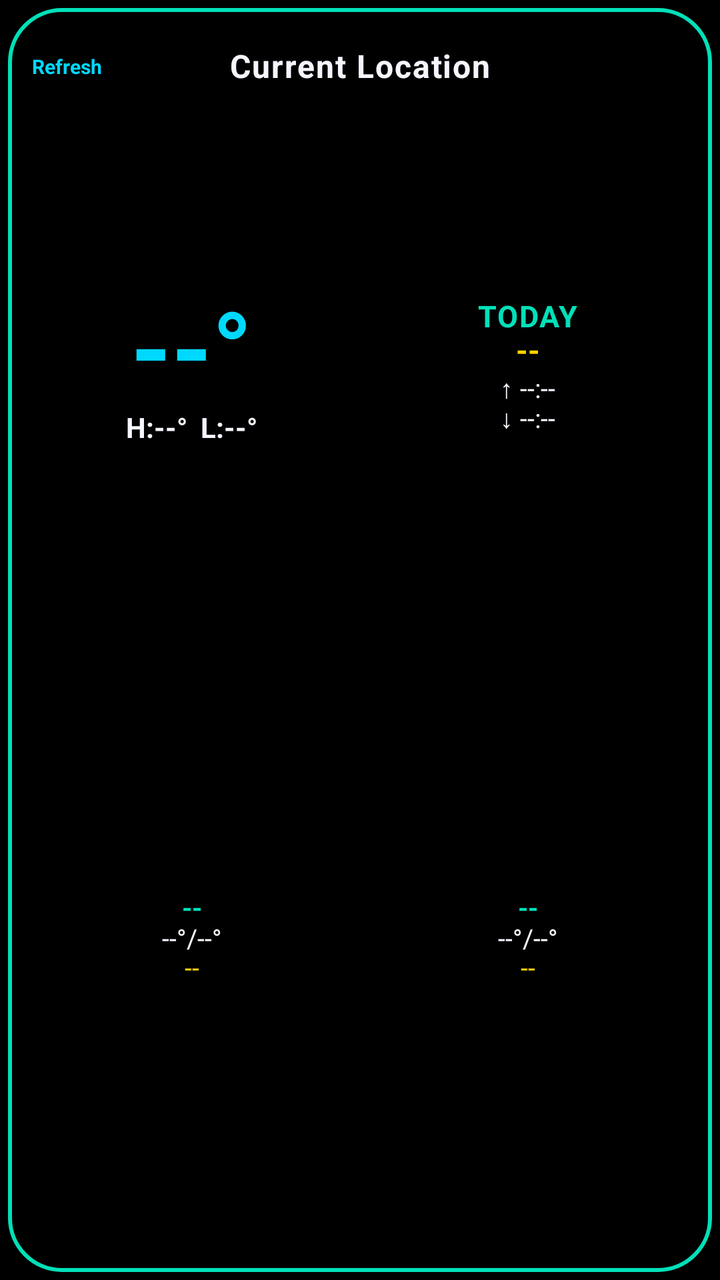
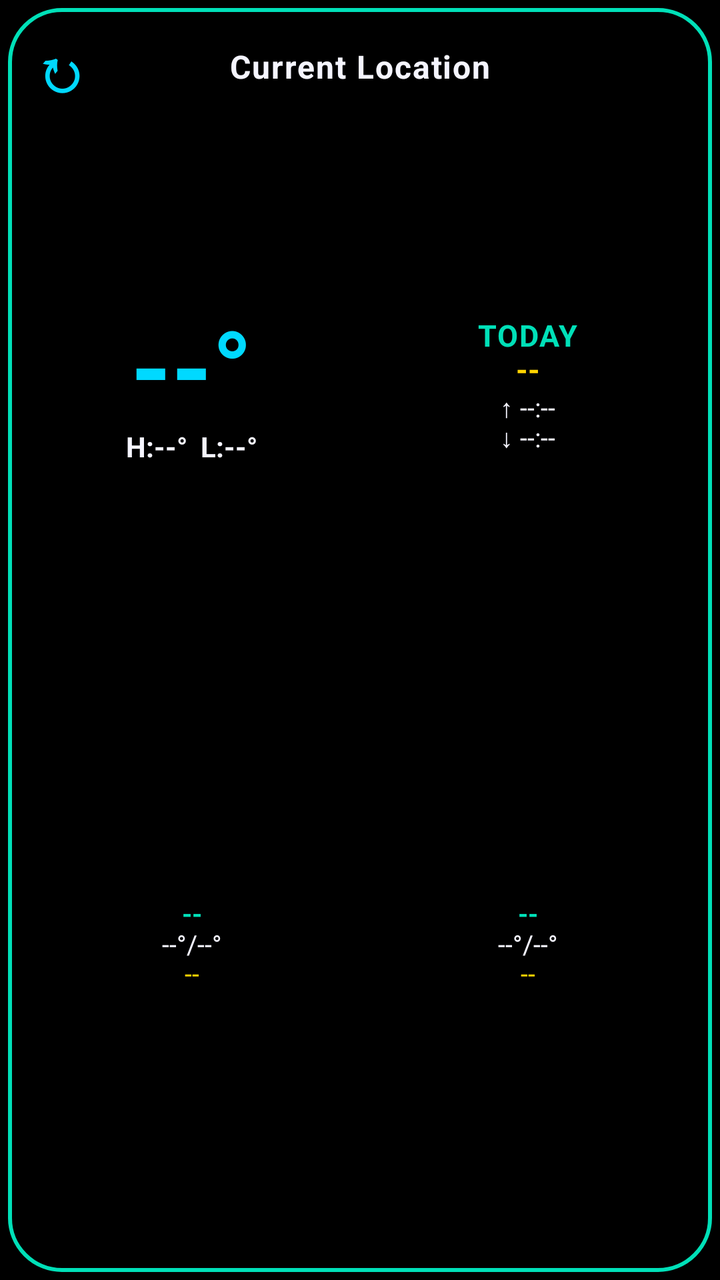

An Android layout rendered at two revisions. The XML below is the earlier revision; the diff shows what the commit changed to produce the second picture.
<!-- AndroidManifest.xml: application theme Theme.WeatherWidget -->
<!-- res/layout/widget_weather.xml -->
<?xml version="1.0" encoding="utf-8"?>
<LinearLayout xmlns:android="http://schemas.android.com/apk/res/android"
    android:id="@+id/weatherWidgetRoot"
    android:layout_width="match_parent"
    android:layout_height="match_parent"
    android:orientation="vertical"
    android:background="@drawable/widget_background_r26_inset"
    android:paddingTop="24dp"
    android:paddingBottom="16dp"
    android:paddingStart="16dp"
    android:paddingEnd="16dp">

    
    <FrameLayout
        android:id="@+id/headerRow"
        android:layout_width="match_parent"
        android:layout_height="wrap_content">

        <TextView
            android:id="@+id/cityText"
            android:layout_width="match_parent"
            android:layout_height="wrap_content"
            android:layout_gravity="center_vertical"
            android:gravity="center"
            android:includeFontPadding="false"
            android:textColor="@color/retro_white"
            android:textStyle="bold"
            android:letterSpacing="0.04"
            android:maxLines="1"
            android:ellipsize="end"
            android:textSize="16sp"
            android:text="@string/current_location" />

        <TextView
            android:id="@+id/refreshButton"
            android:layout_width="wrap_content"
            android:layout_height="wrap_content"
            android:layout_gravity="start|center_vertical"
            android:paddingEnd="14dp"
            android:includeFontPadding="false"
            android:textColor="@color/retro_cyan"
            android:textStyle="bold"
            android:textSize="10sp"
            android:text="@string/widget_refresh" />
    </FrameLayout>

    
    <LinearLayout
        android:id="@+id/topRow"
        android:layout_width="match_parent"
        android:layout_height="0dp"
        android:layout_weight="1"
        android:orientation="horizontal"
        android:baselineAligned="false"
        android:layout_marginTop="2dp">

        
        <LinearLayout
            android:layout_width="0dp"
            android:layout_weight="1"
            android:layout_height="match_parent"
            android:layout_marginEnd="4dp"
            android:orientation="vertical"
            android:gravity="center">

            <TextView
                android:id="@+id/tempText"
                android:layout_width="wrap_content"
                android:layout_height="wrap_content"
                android:includeFontPadding="false"
                android:textColor="@color/retro_cyan"
                android:textSize="52sp"
                android:textStyle="bold"
                android:text="--°" />

            <TextView
                android:id="@+id/todayHighLowText"
                android:layout_width="wrap_content"
                android:layout_height="wrap_content"
                android:includeFontPadding="false"
                android:textColor="@color/retro_white"
                android:textSize="14sp"
                android:textStyle="bold"
                android:maxLines="1"
                android:ellipsize="end"
                android:text="H:--°  L:--°" />

        </LinearLayout>

        
        <LinearLayout
            android:layout_width="0dp"
            android:layout_weight="1"
            android:layout_height="match_parent"
            android:layout_marginStart="4dp"
            android:orientation="vertical"
            android:gravity="center">

            <TextView
                android:id="@+id/todayLabelText"
                android:layout_width="wrap_content"
                android:layout_height="wrap_content"
                android:includeFontPadding="false"
                android:textColor="@color/retro_teal"
                android:textSize="15sp"
                android:textStyle="bold"
                android:letterSpacing="0.04"
                android:maxLines="1"
                android:ellipsize="end"
                android:text="@string/widget_today_label" />

            
            <TextView
                android:id="@+id/conditionText"
                android:layout_width="wrap_content"
                android:layout_height="wrap_content"
                android:layout_marginTop="-3dp"
                android:textColor="@color/retro_yellow"
                android:textSize="15sp"
                android:textStyle="bold"
                android:maxLines="1"
                android:ellipsize="end"
                android:text="--" />

            
            <LinearLayout
                android:id="@+id/sunRow"
                android:layout_width="wrap_content"
                android:layout_height="wrap_content"
                android:orientation="vertical"
                android:gravity="center">

                <TextView
                    android:id="@+id/sunriseText"
                    android:layout_width="wrap_content"
                    android:layout_height="wrap_content"
                    android:includeFontPadding="false"
                    android:textColor="@color/retro_white"
                    android:textSize="13sp"
                    android:maxLines="1"
                    android:ellipsize="end"
                    android:text="↑ --:--" />

                <TextView
                    android:id="@+id/sunsetText"
                    android:layout_width="wrap_content"
                    android:layout_height="wrap_content"
                    android:layout_marginTop="-3dp"
                    android:includeFontPadding="false"
                    android:textColor="@color/retro_white"
                    android:textSize="13sp"
                    android:maxLines="1"
                    android:ellipsize="end"
                    android:text="↓ --:--" />

            </LinearLayout>

        </LinearLayout>

    </LinearLayout>

    
    <LinearLayout
        android:id="@+id/forecastRow"
        android:layout_width="match_parent"
        android:layout_height="0dp"
        android:layout_weight="1"
        android:layout_marginTop="8dp"
        android:orientation="horizontal">

        <LinearLayout
            android:layout_width="0dp"
            android:layout_weight="1"
            android:layout_height="match_parent"
            android:layout_marginEnd="4dp"
            android:orientation="vertical"
            android:gravity="center">

            <TextView
                android:id="@+id/forecast1Day"
                android:layout_width="wrap_content"
                android:layout_height="wrap_content"
                android:includeFontPadding="false"
                android:textColor="@color/retro_teal"
                android:textStyle="bold"
                android:textSize="13sp"
                android:text="--" />

            <TextView
                android:id="@+id/forecast1HighLow"
                android:layout_width="wrap_content"
                android:layout_height="wrap_content"
                android:includeFontPadding="false"
                android:textColor="@color/retro_white"
                android:textSize="13sp"
                android:text="--°/--°" />

            
            <TextView
                android:id="@+id/forecast1Condition"
                android:layout_width="wrap_content"
                android:layout_height="wrap_content"
                android:layout_marginTop="-3dp"
                android:textColor="@color/retro_yellow"
                android:textSize="13sp"
                android:text="--" />

        </LinearLayout>

        <LinearLayout
            android:layout_width="0dp"
            android:layout_weight="1"
            android:layout_height="match_parent"
            android:layout_marginStart="4dp"
            android:orientation="vertical"
            android:gravity="center">

            <TextView
                android:id="@+id/forecast2Day"
                android:layout_width="wrap_content"
                android:layout_height="wrap_content"
                android:includeFontPadding="false"
                android:textColor="@color/retro_teal"
                android:textStyle="bold"
                android:textSize="13sp"
                android:text="--" />

            <TextView
                android:id="@+id/forecast2HighLow"
                android:layout_width="wrap_content"
                android:layout_height="wrap_content"
                android:includeFontPadding="false"
                android:textColor="@color/retro_white"
                android:textSize="13sp"
                android:text="--°/--°" />

            
            <TextView
                android:id="@+id/forecast2Condition"
                android:layout_width="wrap_content"
                android:layout_height="wrap_content"
                android:layout_marginTop="-3dp"
                android:textColor="@color/retro_yellow"
                android:textSize="13sp"
                android:text="--" />

        </LinearLayout>

    </LinearLayout>

    
    <TextView
        android:id="@+id/updatedText"
        android:layout_width="match_parent"
        android:layout_height="wrap_content"
        android:layout_marginTop="4dp"
        android:includeFontPadding="false"
        android:gravity="center"
        android:textColor="@color/retro_white_dim"
        android:textSize="10sp"
        android:maxLines="1"
        android:ellipsize="end"
        android:text="" />

</LinearLayout>
<!-- resources referenced by this layout -->
<resources>
  <color name="retro_cyan">#00D9FF</color>
  <color name="retro_teal">#00E0B8</color>
  <color name="retro_white">#F5F5FF</color>
  <color name="retro_white_dim">#8C8C99</color>
  <color name="retro_yellow">#FFD400</color>
  <!-- drawable widget_background_r26_inset (drawable) -->
  <?xml version="1.0" encoding="utf-8"?>
  <layer-list xmlns:android="http://schemas.android.com/apk/res/android">
      <item
          android:drawable="@drawable/widget_background_r26"
          android:left="4dp"
          android:top="4dp"
          android:right="4dp"
          android:bottom="4dp" />
  </layer-list>
  <string name="current_location">Current Location</string>
  <string name="widget_refresh">Refresh</string>
  <string name="widget_today_label">TODAY</string>
  <style name="Theme.WeatherWidget" parent="Theme.MaterialComponents.NoActionBar">
          <item name="colorPrimary">@color/retro_teal</item>
          <item name="colorPrimaryDark">@color/black</item>
          <item name="colorAccent">@color/retro_cyan</item>
          <item name="android:windowBackground">@color/black</item>
          <item name="android:textColorPrimary">@color/retro_white</item>
          <item name="android:textColorSecondary">@color/retro_white</item>
      </style>
  <!-- drawable widget_background_r26 (drawable) -->
  <?xml version="1.0" encoding="utf-8"?>
  <layer-list xmlns:android="http://schemas.android.com/apk/res/android">
      <item>
          <shape android:shape="rectangle">
              <solid android:color="@color/black" />
              <corners android:radius="26dp" />
          </shape>
      </item>
      <item>
          <shape android:shape="rectangle">
              <stroke
                  android:width="2dp"
                  android:color="@color/retro_teal" />
              <corners android:radius="26dp" />
          </shape>
      </item>
  </layer-list>
  <color name="black">#000000</color>
</resources>

<!-- the commit's change to res/layout/widget_weather.xml (unified diff, before → after) -->
@@ -5,7 +5,7 @@
     android:layout_height="match_parent"
     android:orientation="vertical"
     android:background="@drawable/widget_background_r26_inset"
-    android:paddingTop="24dp"
+    android:paddingTop="12dp"
     android:paddingBottom="16dp"
     android:paddingStart="16dp"
     android:paddingEnd="16dp">
@@ -32,16 +32,17 @@
             android:text="@string/current_location" />
 
         <TextView
-            android:id="@+id/refreshButton"
-            android:layout_width="wrap_content"
-            android:layout_height="wrap_content"
+            android:id="@+id/refreshIcon"
+            android:layout_width="48dp"
+            android:layout_height="44dp"
             android:layout_gravity="start|center_vertical"
-            android:paddingEnd="14dp"
+            android:layout_marginStart="-10dp"
+            android:gravity="center"
             android:includeFontPadding="false"
             android:textColor="@color/retro_cyan"
             android:textStyle="bold"
-            android:textSize="10sp"
-            android:text="@string/widget_refresh" />
+            android:textSize="30sp"
+            android:text="↻" />
     </FrameLayout>
 
     
<!-- resource entries referenced after the edit -->
@@ -16,7 +16,6 @@
           android:bottom="4dp" />
   </layer-list>
   <string name="current_location">Current Location</string>
-  <string name="widget_refresh">Refresh</string>
   <string name="widget_today_label">TODAY</string>
   <style name="Theme.WeatherWidget" parent="Theme.MaterialComponents.NoActionBar">
           <item name="colorPrimary">@color/retro_teal</item>
